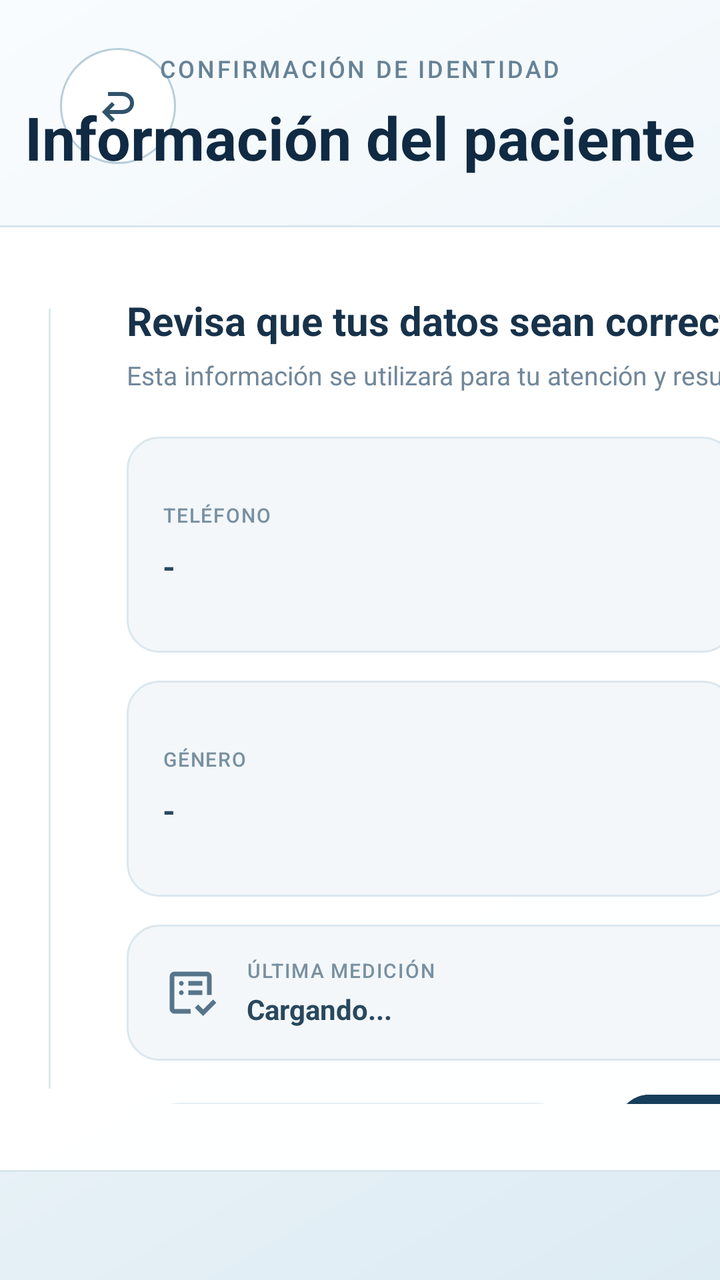
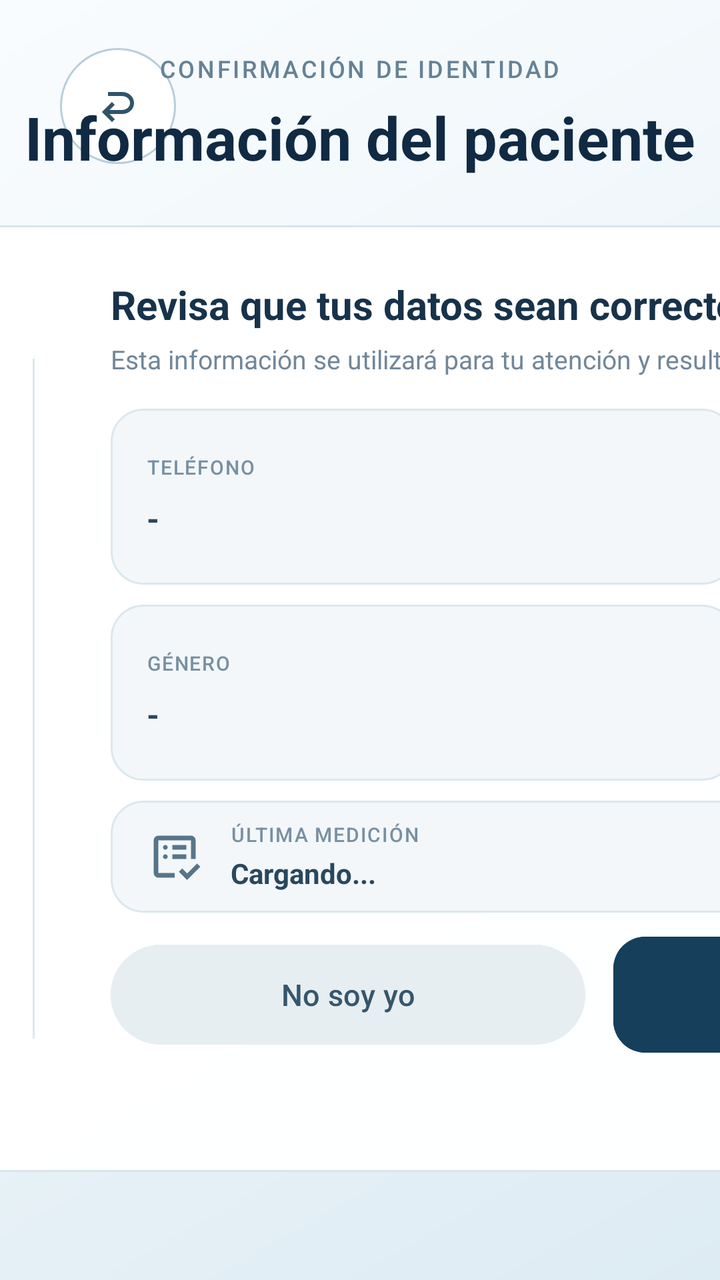

Before-and-after screenshots of an Android layout around one commit, followed by the original layout XML and the change that was made.
<!-- AndroidManifest.xml: application theme Theme.Quiosco -->
<!-- res/layout/activity_profile.xml -->
<?xml version="1.0" encoding="utf-8"?>
<androidx.constraintlayout.widget.ConstraintLayout xmlns:android="http://schemas.android.com/apk/res/android"
    xmlns:app="http://schemas.android.com/apk/res-auto"
    android:layout_width="match_parent" android:layout_height="match_parent" android:background="#EDF4F8">

    <View android:layout_width="0dp" android:layout_height="0dp" android:background="@drawable/bg_login_ambient"
        app:layout_constraintTop_toTopOf="parent" app:layout_constraintBottom_toBottomOf="parent"
        app:layout_constraintStart_toStartOf="parent" app:layout_constraintEnd_toEndOf="parent" />
    <View android:id="@+id/topProfileBar" android:layout_width="0dp" android:layout_height="5dp"
        app:layout_constraintTop_toTopOf="parent" app:layout_constraintStart_toStartOf="parent" app:layout_constraintEnd_toEndOf="parent" />

    <ImageButton android:id="@+id/btnBackProfile" android:layout_width="58dp" android:layout_height="58dp"
        android:layout_marginStart="30dp" android:layout_marginTop="24dp" android:background="@drawable/bg_login_back"
        android:contentDescription="@string/btn_back" android:padding="16dp" android:rotation="180" android:src="@drawable/ic_regresar"
        app:tint="#31536A" app:layout_constraintStart_toStartOf="parent" app:layout_constraintTop_toTopOf="parent" />

    <TextView android:id="@+id/profileEyebrow" android:layout_width="wrap_content" android:layout_height="wrap_content"
        android:layout_marginTop="26dp" android:fontFamily="sans-serif-medium" android:letterSpacing="0.1"
        android:text="@string/profile_eyebrow" android:textColor="#668296" android:textSize="12sp"
        app:layout_constraintTop_toTopOf="parent" app:layout_constraintStart_toStartOf="parent" app:layout_constraintEnd_toEndOf="parent" />
    <TextView android:id="@+id/profileTitle" android:layout_width="wrap_content" android:layout_height="wrap_content"
        android:layout_marginTop="6dp" android:text="@string/profile_title" android:textColor="#102A43"
        android:textSize="30sp" android:textStyle="bold" app:layout_constraintTop_toBottomOf="@id/profileEyebrow"
        app:layout_constraintStart_toStartOf="parent" app:layout_constraintEnd_toEndOf="parent" />

    <LinearLayout android:layout_width="1080dp" android:layout_height="0dp" android:layout_marginTop="24dp"
        android:layout_marginBottom="54dp" android:clipToOutline="true" android:outlineProvider="background"
        android:background="@drawable/bg_auth_panel" android:elevation="8dp" android:gravity="center_vertical"
        android:orientation="horizontal" android:padding="34dp" app:layout_constraintTop_toBottomOf="@id/profileTitle"
        app:layout_constraintBottom_toBottomOf="parent"
        app:layout_constraintStart_toStartOf="parent" app:layout_constraintEnd_toEndOf="parent">

        <LinearLayout android:layout_width="350dp" android:layout_height="match_parent" android:gravity="center"
            android:orientation="vertical" android:paddingEnd="30dp">
            <com.google.android.material.imageview.ShapeableImageView android:id="@+id/imgProfile"
                android:layout_width="210dp" android:layout_height="210dp" android:padding="5dp"
                android:scaleType="centerCrop" android:src="@drawable/ic_face"
                app:shapeAppearanceOverlay="@style/CircularImageView" app:strokeColor="#0F3E82" app:strokeWidth="4dp" />
            <TextView android:id="@+id/tvUserName" android:layout_width="match_parent" android:layout_height="wrap_content"
                android:layout_marginTop="20dp" android:ellipsize="end" android:gravity="center" android:maxLines="2"
                android:text="Nombre del paciente" android:textColor="#17324A" android:textSize="23sp" android:textStyle="bold" />
            <TextView android:id="@+id/tvProfileContext" android:layout_width="wrap_content" android:layout_height="wrap_content"
                android:layout_marginTop="8dp" android:background="@drawable/bg_auth_instruction" android:paddingStart="16dp"
                android:paddingTop="8dp" android:paddingEnd="16dp" android:paddingBottom="8dp"
                android:text="@string/profile_context" android:textColor="#567185" android:textSize="12sp" />
        </LinearLayout>

        <View android:layout_width="1dp" android:layout_height="390dp" android:background="#DCE8EF" />

        <LinearLayout android:layout_width="0dp" android:layout_height="match_parent" android:layout_marginStart="38dp"
            android:layout_weight="1" android:orientation="vertical">
            <TextView android:layout_width="wrap_content" android:layout_height="wrap_content" android:text="@string/profile_check_title"
                android:textColor="#17324A" android:textSize="20sp" android:textStyle="bold" />
            <TextView android:layout_width="wrap_content" android:layout_height="wrap_content" android:layout_marginTop="5dp"
                android:text="@string/profile_check_desc"
                android:textColor="#71879A" android:textSize="13sp" />

            <LinearLayout android:layout_width="match_parent" android:layout_height="108dp" android:layout_marginTop="22dp" android:orientation="horizontal">
                <LinearLayout style="@style/ProfileDataCard" android:layout_marginEnd="7dp">
                    <TextView style="@style/ProfileDataLabel" android:text="@string/profile_phone" />
                    <TextView android:id="@+id/tvPatientPhone" style="@style/ProfileDataValue" android:text="-" />
                </LinearLayout>
                <LinearLayout style="@style/ProfileDataCard" android:layout_marginStart="7dp">
                    <TextView style="@style/ProfileDataLabel" android:text="@string/profile_birthdate" />
                    <TextView android:id="@+id/tvPatientBirthDate" style="@style/ProfileDataValue" android:text="-" />
                </LinearLayout>
            </LinearLayout>

            <LinearLayout android:layout_width="match_parent" android:layout_height="108dp" android:layout_marginTop="14dp" android:orientation="horizontal">
                <LinearLayout style="@style/ProfileDataCard" android:layout_marginEnd="7dp">
                    <TextView style="@style/ProfileDataLabel" android:text="@string/profile_gender" />
                    <TextView android:id="@+id/tvPatientGender" style="@style/ProfileDataValue" android:text="-" />
                </LinearLayout>
                <LinearLayout style="@style/ProfileDataCard" android:layout_marginStart="7dp">
                    <TextView style="@style/ProfileDataLabel" android:text="@string/profile_age" />
                    <TextView android:id="@+id/tvPatientAge" style="@style/ProfileDataValue" android:text="-" />
                </LinearLayout>
            </LinearLayout>

            <LinearLayout android:layout_width="match_parent" android:layout_height="68dp" android:layout_marginTop="14dp"
                android:background="@drawable/bg_profile_value" android:gravity="center_vertical" android:orientation="horizontal" android:paddingStart="18dp" android:paddingEnd="18dp">
                <ImageView android:layout_width="28dp" android:layout_height="28dp" android:contentDescription="@null" android:src="@drawable/ic_historial" app:tint="#57758A" />
                <LinearLayout android:layout_width="0dp" android:layout_height="wrap_content" android:layout_marginStart="14dp" android:layout_weight="1" android:orientation="vertical">
                    <TextView style="@style/ProfileDataLabel" android:text="@string/profile_last_measurement" />
                    <TextView android:id="@+id/tvLastMeasurementDate" android:layout_width="wrap_content" android:layout_height="wrap_content"
                        android:layout_marginTop="3dp" android:text="Cargando..." android:textColor="#29485D" android:textSize="14sp" android:textStyle="bold" />
                </LinearLayout>
            </LinearLayout>

            <LinearLayout android:layout_width="match_parent" android:layout_height="64dp" android:layout_marginTop="17dp" android:orientation="horizontal">
                <Button android:id="@+id/btnNotMe" android:layout_width="0dp" android:layout_height="match_parent"
                    android:layout_weight="0.38"
                    android:backgroundTint="#E7EEF2" android:text="@string/profile_not_me" android:textAllCaps="false"
                    android:textColor="#36566C" android:textSize="15sp" />
                <com.google.android.material.button.MaterialButton android:id="@+id/btnAccess" android:layout_width="0dp" android:layout_height="match_parent"
                    android:layout_marginStart="14dp" android:layout_weight="0.62" android:backgroundTint="#163F5B"
                    android:gravity="center" android:insetTop="0dp" android:insetBottom="0dp"
                    android:text="@string/profile_continue" android:textAllCaps="false" android:textColor="#FFFFFF" android:textSize="16sp"
                    app:cornerRadius="16dp" app:icon="@drawable/ic_medicion" app:iconGravity="textStart"
                    app:iconPadding="12dp" app:iconSize="24dp" app:iconTint="#FFFFFF" />
            </LinearLayout>
        </LinearLayout>
    </LinearLayout>
</androidx.constraintlayout.widget.ConstraintLayout>
<!-- resources referenced by this layout -->
<resources>
  <!-- drawable bg_auth_instruction (drawable) -->
  <?xml version="1.0" encoding="utf-8"?>
  <shape xmlns:android="http://schemas.android.com/apk/res/android" android:shape="rectangle">
      <solid android:color="#F2F7FA" />
      <corners android:radius="16dp" />
      <stroke android:width="1dp" android:color="#DCE8EF" />
  </shape>
  <!-- drawable bg_auth_panel (drawable) -->
  <?xml version="1.0" encoding="utf-8"?>
  <shape xmlns:android="http://schemas.android.com/apk/res/android" android:shape="rectangle">
      <solid android:color="#FAFFFFFF" />
      <corners android:radius="28dp" />
      <stroke android:width="1dp" android:color="#D8E5ED" />
      <padding android:left="24dp" android:top="24dp" android:right="24dp" android:bottom="24dp" />
  </shape>
  <!-- drawable bg_login_ambient (drawable) -->
  <?xml version="1.0" encoding="utf-8"?>
  <shape xmlns:android="http://schemas.android.com/apk/res/android" android:shape="rectangle">
      <gradient android:angle="315" android:startColor="#F9FCFE" android:centerColor="#EDF5F9" android:endColor="#DDEBF3" />
  </shape>
  <!-- drawable bg_login_back (drawable) -->
  <?xml version="1.0" encoding="utf-8"?>
  <selector xmlns:android="http://schemas.android.com/apk/res/android">
      <item android:state_pressed="true"><shape android:shape="oval"><solid android:color="#D4E5EF"/><stroke android:width="1dp" android:color="#86B0C7"/></shape></item>
      <item><shape android:shape="oval"><solid android:color="#F5FFFFFF"/><stroke android:width="1dp" android:color="#B8CEDB"/></shape></item>
  </selector>
  <!-- drawable bg_profile_value (drawable) -->
  <?xml version="1.0" encoding="utf-8"?>
  <shape xmlns:android="http://schemas.android.com/apk/res/android" android:shape="rectangle">
      <solid android:color="#F3F7FA" />
      <corners android:radius="16dp" />
      <stroke android:width="1dp" android:color="#DBE7EE" />
  </shape>
  <string name="btn_back">Regresar</string>
  <string name="profile_age">EDAD</string>
  <string name="profile_birthdate">FECHA DE NACIMIENTO</string>
  <string name="profile_check_desc">Esta información se utilizará para tu atención y resultados.</string>
  <string name="profile_check_title">Revisa que tus datos sean correctos</string>
  <string name="profile_context">Paciente identificado</string>
  <string name="profile_continue">Continuar</string>
  <string name="profile_eyebrow">CONFIRMACIÓN DE IDENTIDAD</string>
  <string name="profile_gender">GÉNERO</string>
  <string name="profile_last_measurement">ÚLTIMA MEDICIÓN</string>
  <string name="profile_not_me">No soy yo</string>
  <string name="profile_phone">TELÉFONO</string>
  <string name="profile_title">Información del paciente</string>
  <style name="CircularImageView" parent="">
          <item name="cornerFamily">rounded</item>
          <item name="cornerSize">50%</item>
      </style>
  <style name="ProfileDataLabel">
          <item name="android:layout_width">wrap_content</item>
          <item name="android:layout_height">wrap_content</item>
          <item name="android:fontFamily">sans-serif-medium</item>
          <item name="android:letterSpacing">0.06</item>
          <item name="android:textColor">#7890A1</item>
          <item name="android:textSize">10sp</item>
      </style>
  <style name="Theme.Quiosco" parent="Base.Theme.Quiosco" />
  <style name="Base.Theme.Quiosco" parent="Theme.Material3.DayNight.NoActionBar">
          <item name="android:editTextStyle">@style/Widget.Quiosco.EditText</item>
          <item name="colorPrimary">#176FA3</item>
          <item name="colorAccent">#28A7D2</item>
      </style>
  <!-- unchanged entries left out for length: 8 -->
</resources>

<!-- the commit's change to res/layout/activity_profile.xml (unified diff, before → after) -->
@@ -26,7 +26,7 @@
     <LinearLayout android:layout_width="1080dp" android:layout_height="0dp" android:layout_marginTop="24dp"
         android:layout_marginBottom="54dp" android:clipToOutline="true" android:outlineProvider="background"
         android:background="@drawable/bg_auth_panel" android:elevation="8dp" android:gravity="center_vertical"
-        android:orientation="horizontal" android:padding="34dp" app:layout_constraintTop_toBottomOf="@id/profileTitle"
+        android:orientation="horizontal" android:padding="26dp" app:layout_constraintTop_toBottomOf="@id/profileTitle"
         app:layout_constraintBottom_toBottomOf="parent"
         app:layout_constraintStart_toStartOf="parent" app:layout_constraintEnd_toEndOf="parent">
 
@@ -45,7 +45,7 @@
                 android:text="@string/profile_context" android:textColor="#567185" android:textSize="12sp" />
         </LinearLayout>
 
-        <View android:layout_width="1dp" android:layout_height="390dp" android:background="#DCE8EF" />
+        <View android:layout_width="1dp" android:layout_height="340dp" android:background="#DCE8EF" />
 
         <LinearLayout android:layout_width="0dp" android:layout_height="match_parent" android:layout_marginStart="38dp"
             android:layout_weight="1" android:orientation="vertical">
@@ -55,7 +55,7 @@
                 android:text="@string/profile_check_desc"
                 android:textColor="#71879A" android:textSize="13sp" />
 
-            <LinearLayout android:layout_width="match_parent" android:layout_height="108dp" android:layout_marginTop="22dp" android:orientation="horizontal">
+            <LinearLayout android:layout_width="match_parent" android:layout_height="88dp" android:layout_marginTop="16dp" android:orientation="horizontal">
                 <LinearLayout style="@style/ProfileDataCard" android:layout_marginEnd="7dp">
                     <TextView style="@style/ProfileDataLabel" android:text="@string/profile_phone" />
                     <TextView android:id="@+id/tvPatientPhone" style="@style/ProfileDataValue" android:text="-" />
@@ -66,7 +66,7 @@
                 </LinearLayout>
             </LinearLayout>
 
-            <LinearLayout android:layout_width="match_parent" android:layout_height="108dp" android:layout_marginTop="14dp" android:orientation="horizontal">
+            <LinearLayout android:layout_width="match_parent" android:layout_height="88dp" android:layout_marginTop="10dp" android:orientation="horizontal">
                 <LinearLayout style="@style/ProfileDataCard" android:layout_marginEnd="7dp">
                     <TextView style="@style/ProfileDataLabel" android:text="@string/profile_gender" />
                     <TextView android:id="@+id/tvPatientGender" style="@style/ProfileDataValue" android:text="-" />
@@ -77,7 +77,7 @@
                 </LinearLayout>
             </LinearLayout>
 
-            <LinearLayout android:layout_width="match_parent" android:layout_height="68dp" android:layout_marginTop="14dp"
+            <LinearLayout android:layout_width="match_parent" android:layout_height="56dp" android:layout_marginTop="10dp"
                 android:background="@drawable/bg_profile_value" android:gravity="center_vertical" android:orientation="horizontal" android:paddingStart="18dp" android:paddingEnd="18dp">
                 <ImageView android:layout_width="28dp" android:layout_height="28dp" android:contentDescription="@null" android:src="@drawable/ic_historial" app:tint="#57758A" />
                 <LinearLayout android:layout_width="0dp" android:layout_height="wrap_content" android:layout_marginStart="14dp" android:layout_weight="1" android:orientation="vertical">
@@ -87,7 +87,7 @@
                 </LinearLayout>
             </LinearLayout>
 
-            <LinearLayout android:layout_width="match_parent" android:layout_height="64dp" android:layout_marginTop="17dp" android:orientation="horizontal">
+            <LinearLayout android:layout_width="match_parent" android:layout_height="58dp" android:layout_marginTop="12dp" android:orientation="horizontal">
                 <Button android:id="@+id/btnNotMe" android:layout_width="0dp" android:layout_height="match_parent"
                     android:layout_weight="0.38"
                     android:backgroundTint="#E7EEF2" android:text="@string/profile_not_me" android:textAllCaps="false"
